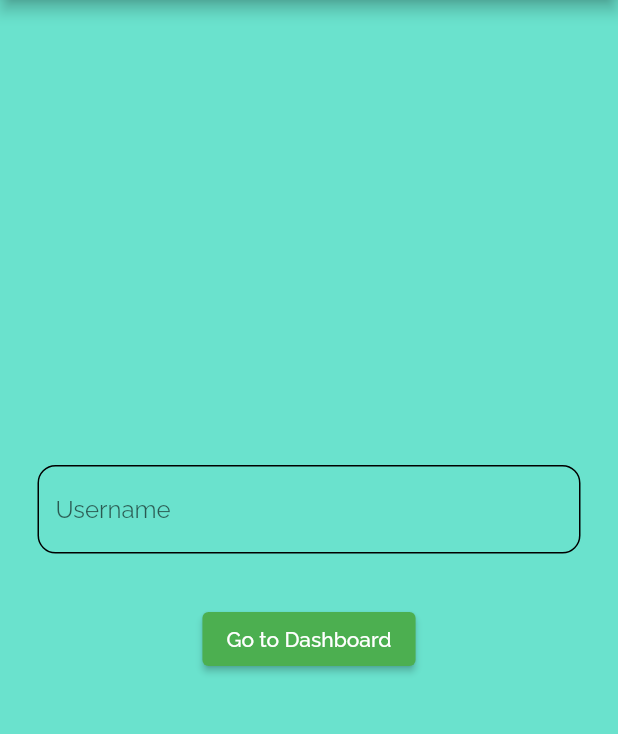
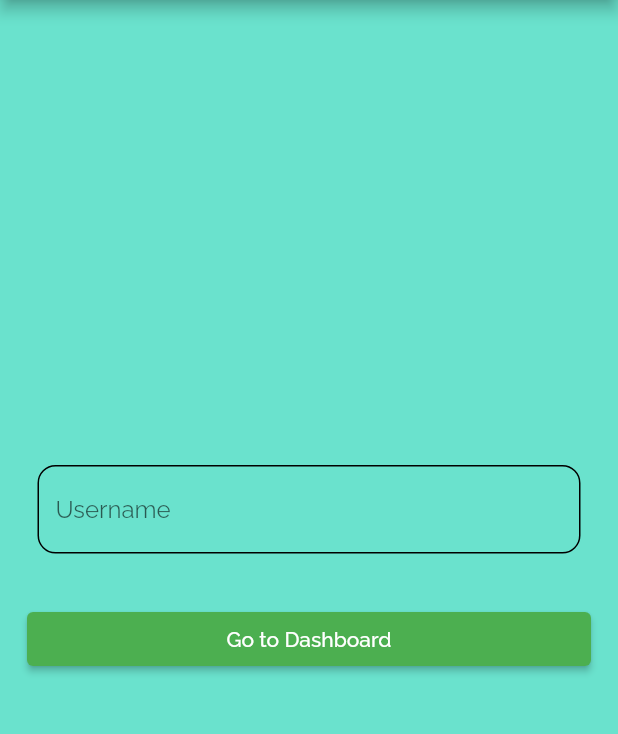
Before and after one commit to Soumi7/reaction_lab, a Flutter app: the NameScreen screen opened directly with empty values, on a phone screen of 412 x 824 dp, the part 84-818 px from its top. Run offline on Flutter 3.47's test engine with Material 2 defaults, Android fonts, the phone set to English and light mode, and no system bars; our stand-ins replace cloud_firestore, firebase_auth, firebase_core, google_sign_in; missing offline and left inert: flutter_statusbarcolor_ns; accounts and stored records are empty.

Commit message:
button takes up entire width now! :)

```diff
--- a/lib/screens/name_screen.dart
+++ b/lib/screens/name_screen.dart
@@ -40,6 +40,8 @@ class NameScreen extends StatelessWidget {
                 height: 20.0,
               ),
               Padding(padding: const EdgeInsets.all(3.0),
+              child: Container(
+                width: double.maxFinite,
                 child: ElevatedButton(
                   onPressed: (){
                     Navigator.of(context).push(
@@ -47,6 +49,7 @@ class NameScreen extends StatelessWidget {
                     );
                   },
                   child: Text("Go to Dashboard"),),
+              ),
               )
             ],
           ),
```
Lines whose indentation alone changed are shown as unchanged.
